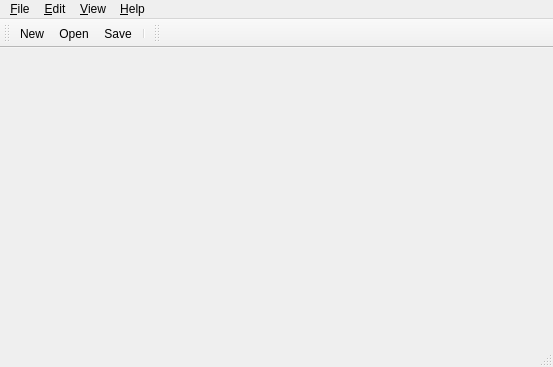
First picture: the form in src/tiled/mainwindow.ui, repository jaman1020/tiled, before the edit.
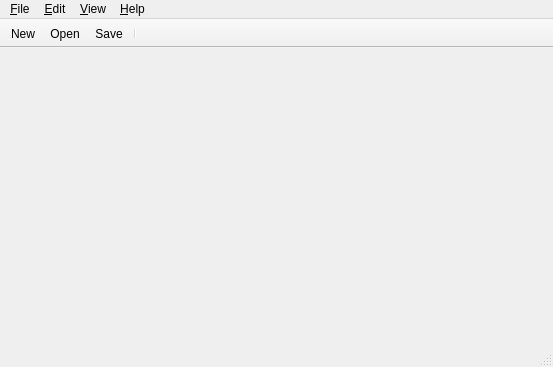
Second picture: the form after the edit. Icons and pictures are not drawn.

Commit message: Locked the toolbars

What changed in the file:
```diff
--- a/src/tiled/mainwindow.ui
+++ b/src/tiled/mainwindow.ui
@@ -107,6 +107,12 @@
    <property name="windowTitle">
     <string>Main Toolbar</string>
    </property>
+   <property name="movable">
+    <bool>false</bool>
+   </property>
+   <property name="floatable">
+    <bool>false</bool>
+   </property>
    <attribute name="toolBarArea">
     <enum>TopToolBarArea</enum>
    </attribute>
@@ -123,6 +129,12 @@
    <property name="windowTitle">
     <string>Tools</string>
    </property>
+   <property name="movable">
+    <bool>false</bool>
+   </property>
+   <property name="floatable">
+    <bool>false</bool>
+   </property>
    <attribute name="toolBarArea">
     <enum>TopToolBarArea</enum>
    </attribute>
```
Left out of the diff: 2 changed lines with no effect on the pictures.
